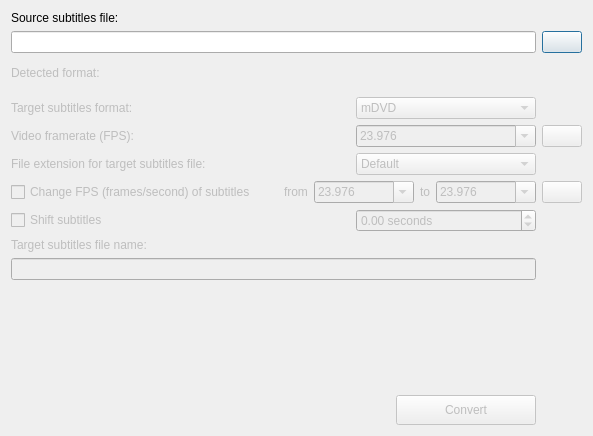
This is gui/ui/frmconvert.ui in QNapi/qnapi as Qt 5 draws it before an edit. The edited form follows.
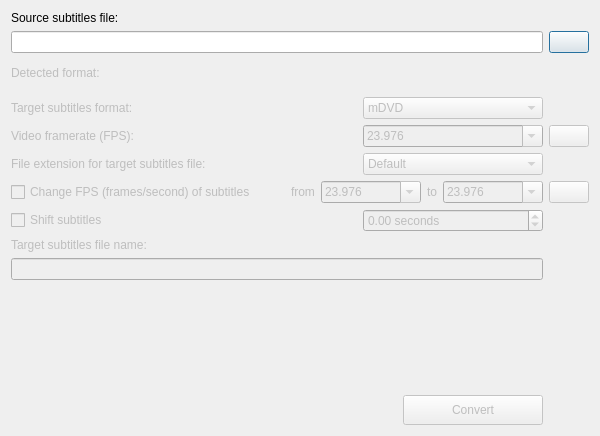
This is the edited form. Icons and pictures are not drawn.

The edit to the form file:
```diff
--- a/gui/ui/frmconvert.ui
+++ b/gui/ui/frmconvert.ui
@@ -6,7 +6,7 @@
    <rect>
     <x>0</x>
     <y>0</y>
-    <width>593</width>
+    <width>600</width>
     <height>436</height>
    </rect>
   </property>
@@ -140,6 +140,9 @@
          <height>16777215</height>
         </size>
        </property>
+       <property name="currentText">
+        <string notr="true">mDVD</string>
+       </property>
        <item>
         <property name="text">
          <string>mDVD</string>
@@ -209,6 +212,9 @@
        <property name="editable">
         <bool>true</bool>
        </property>
+       <property name="currentText">
+        <string>23.976</string>
+       </property>
        <item>
         <property name="text">
          <string>23.976</string>
@@ -385,6 +391,9 @@
        <property name="editable">
         <bool>true</bool>
        </property>
+       <property name="currentText">
+        <string>23.976</string>
+       </property>
        <item>
         <property name="text">
          <string>23.976</string>
```
Left out of the diff: 12 changed lines with no effect on the pictures.
